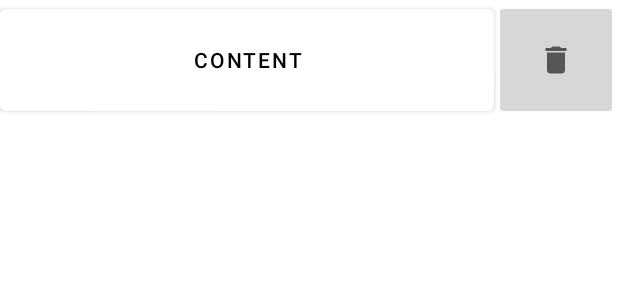
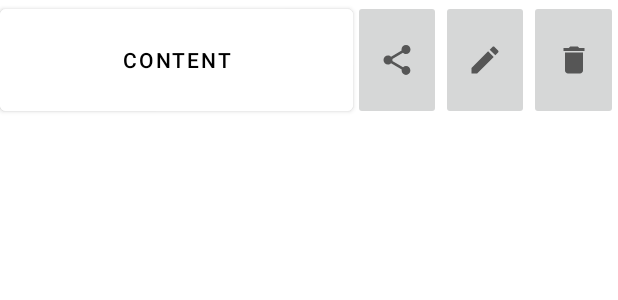
Before and after one commit to KeyboardKillerG/quickella, an Android app: the layout contact_list_item.xml on its own in the app's theme, with its tools: preview values and no code run, on a phone screen of 412 x 824 dp. Shown: the top 300 px of the screen. Run offline under Robolectric (Android 15) with nearby library versions, the phone set to English and light mode, and no system bars.

```diff
--- a/app/src/main/java/com/caleb/acosta/quickella/MainActivity.java
+++ b/app/src/main/java/com/caleb/acosta/quickella/MainActivity.java
@@ -2,6 +2,7 @@ package com.caleb.acosta.quickella;
 
 import androidx.appcompat.app.AppCompatActivity;
 
+import android.annotation.SuppressLint;
 import android.content.Intent;
 import android.net.Uri;
 import android.os.Bundle;
@@ -21,6 +22,7 @@ public class MainActivity extends AppCompatActivity {
     CountryCodePicker cpp;
     FloatingActionButton fab;
 
+    @SuppressLint("ResourceAsColor")
     @Override
     protected void onCreate(Bundle savedInstanceState) {
         super.onCreate(savedInstanceState);
@@ -64,7 +66,6 @@ public class MainActivity extends AppCompatActivity {
             }
         });
 
-
         fab.setOnClickListener(new View.OnClickListener() {
             @Override
             public void onClick(View view) {
--- /dev/null
+++ b/app/src/main/res/drawable/ic_baseline_edit_24.xml
@@ -0,0 +1,10 @@
+<vector xmlns:android="http://schemas.android.com/apk/res/android"
+    android:width="24dp"
+    android:height="24dp"
+    android:viewportWidth="24"
+    android:viewportHeight="24"
+    android:tint="?attr/colorControlNormal">
+  <path
+      android:fillColor="@android:color/white"
+      android:pathData="M3,17.25V21h3.75L17.81,9.94l-3.75,-3.75L3,17.25zM20.71,7.04c0.39,-0.39 0.39,-1.02 0,-1.41l-2.34,-2.34c-0.39,-0.39 -1.02,-0.39 -1.41,0l-1.83,1.83 3.75,3.75 1.83,-1.83z"/>
+</vector>
--- /dev/null
+++ b/app/src/main/res/drawable/ic_baseline_share_24.xml
@@ -0,0 +1,10 @@
+<vector xmlns:android="http://schemas.android.com/apk/res/android"
+    android:width="24dp"
+    android:height="24dp"
+    android:viewportWidth="24"
+    android:viewportHeight="24"
+    android:tint="?attr/colorControlNormal">
+  <path
+      android:fillColor="@android:color/white"
+      android:pathData="M18,16.08c-0.76,0 -1.44,0.3 -1.96,0.77L8.91,12.7c0.05,-0.23 0.09,-0.46 0.09,-0.7s-0.04,-0.47 -0.09,-0.7l7.05,-4.11c0.54,0.5 1.25,0.81 2.04,0.81 1.66,0 3,-1.34 3,-3s-1.34,-3 -3,-3 -3,1.34 -3,3c0,0.24 0.04,0.47 0.09,0.7L8.04,9.81C7.5,9.31 6.79,9 6,9c-1.66,0 -3,1.34 -3,3s1.34,3 3,3c0.79,0 1.5,-0.31 2.04,-0.81l7.12,4.16c-0.05,0.21 -0.08,0.43 -0.08,0.65 0,1.61 1.31,2.92 2.92,2.92 1.61,0 2.92,-1.31 2.92,-2.92s-1.31,-2.92 -2.92,-2.92z"/>
+</vector>
--- a/app/src/main/res/layout/activity_main.xml
+++ b/app/src/main/res/layout/activity_main.xml
@@ -22,6 +22,7 @@
         android:inputType="phone"
         android:layout_centerHorizontal="true"
         android:layout_marginTop="50dp"
+        android:hint="555-555-5555"
 
         />
 
@@ -32,7 +33,7 @@
         android:layout_height="wrap_content"
         android:ems="10"
         android:inputType="text"
-        android:text="Message"
+        android:hint="Message"
         android:layout_centerHorizontal="true"
         android:layout_below="@+id/textPhone"/>
 
@@ -46,6 +47,7 @@
 
     <com.google.android.material.floatingactionbutton.FloatingActionButton
         android:id="@+id/fab"
+        android:backgroundTint="@color/green_primary"
         android:layout_width="wrap_content"
         android:layout_height="wrap_content"
         android:layout_alignParentBottom="true"
--- a/app/src/main/res/layout/contact_list_item.xml
+++ b/app/src/main/res/layout/contact_list_item.xml
@@ -4,8 +4,9 @@
     android:layout_width="match_parent"
     android:layout_height="?android:attr/listPreferredItemHeightLarge"
     android:orientation="horizontal"
-    android:weightSum="5"
+    android:weightSum="7"
     >
+
     <Button
         android:layout_width="0dp"
         android:layout_height="match_parent"
@@ -13,10 +14,26 @@
         android:id="@+id/listContact"
         android:textColor="@color/design_default_color_on_secondary"
         android:backgroundTint="@color/design_default_color_background"
-        android:text="Content"
-        >
+        android:text="Content">
+    </Button>
 
-    </Button>
+    <ImageButton
+        android:id="@+id/shareButton"
+        android:layout_width="0dp"
+        android:layout_height="match_parent"
+        android:layout_weight="1"
+        android:src="@drawable/ic_baseline_share_24">
+    </ImageButton>
+
+    <ImageButton
+        android:id="@+id/editButton"
+        android:layout_width="0dp"
+        android:layout_height="match_parent"
+        android:layout_weight="1"
+        android:src="@drawable/ic_baseline_edit_24">
+    </ImageButton>
+
+
     <ImageButton
         android:id="@+id/deleteButton"
         android:layout_width="0dp"
@@ -26,4 +43,6 @@
 
     </ImageButton>
 
+
+
 </LinearLayout>
--- a/app/src/main/res/values-night/themes.xml
+++ b/app/src/main/res/values-night/themes.xml
@@ -2,8 +2,8 @@
     <!-- Base application theme. -->
     <style name="Theme.Quickella" parent="Theme.MaterialComponents.DayNight.DarkActionBar">
         <!-- Primary brand color. -->
-        <item name="colorPrimary">@color/purple_200</item>
-        <item name="colorPrimaryVariant">@color/purple_700</item>
+        <item name="colorPrimary">@color/green_primary</item>
+        <item name="colorPrimaryVariant">@color/green_dark_primary</item>
         <item name="colorOnPrimary">@color/black</item>
         <!-- Secondary brand color. -->
         <item name="colorSecondary">@color/teal_200</item>
--- a/app/src/main/res/values/colors.xml
+++ b/app/src/main/res/values/colors.xml
@@ -7,4 +7,12 @@
     <color name="teal_700">#FF018786</color>
     <color name="black">#FF000000</color>
     <color name="white">#FFFFFFFF</color>
+
+    <color name="green_dark_primary">#388E3C</color>
+    <color name="green_light">#C8E6C9</color>
+    <color name="green_primary">#4CAF50</color>
+    <color name="blue_accent">#03A9F4</color>
+    <color name="green">#388E3C</color>
+
+
 </resources>
--- a/app/src/main/res/values/themes.xml
+++ b/app/src/main/res/values/themes.xml
@@ -2,8 +2,8 @@
     <!-- Base application theme. -->
     <style name="Theme.Quickella" parent="Theme.MaterialComponents.DayNight.DarkActionBar">
         <!-- Primary brand color. -->
-        <item name="colorPrimary">@color/purple_500</item>
-        <item name="colorPrimaryVariant">@color/purple_700</item>
+        <item name="colorPrimary">@color/green_primary</item>
+        <item name="colorPrimaryVariant">@color/green_dark_primary</item>
         <item name="colorOnPrimary">@color/white</item>
         <!-- Secondary brand color. -->
         <item name="colorSecondary">@color/teal_200</item>
```
Also changed, not shown: app/src/main/java/com/caleb/acosta/quickella/ContactAdapter.java (+19 -2 lines), app/src/main/java/com/caleb/acosta/quickella/FirstFragment.java (deleted, +0 -47 lines), app/src/main/java/com/caleb/acosta/quickella/SecondFragment.java (deleted, +0 -47 lines), app/src/main/res/layout/fragment_first.xml (deleted, +0 -28 lines), app/src/main/res/layout/fragment_second.xml (deleted, +0 -27 lines), app/src/main/res/navigation/nav_graph.xml (+1 -20 lines).
